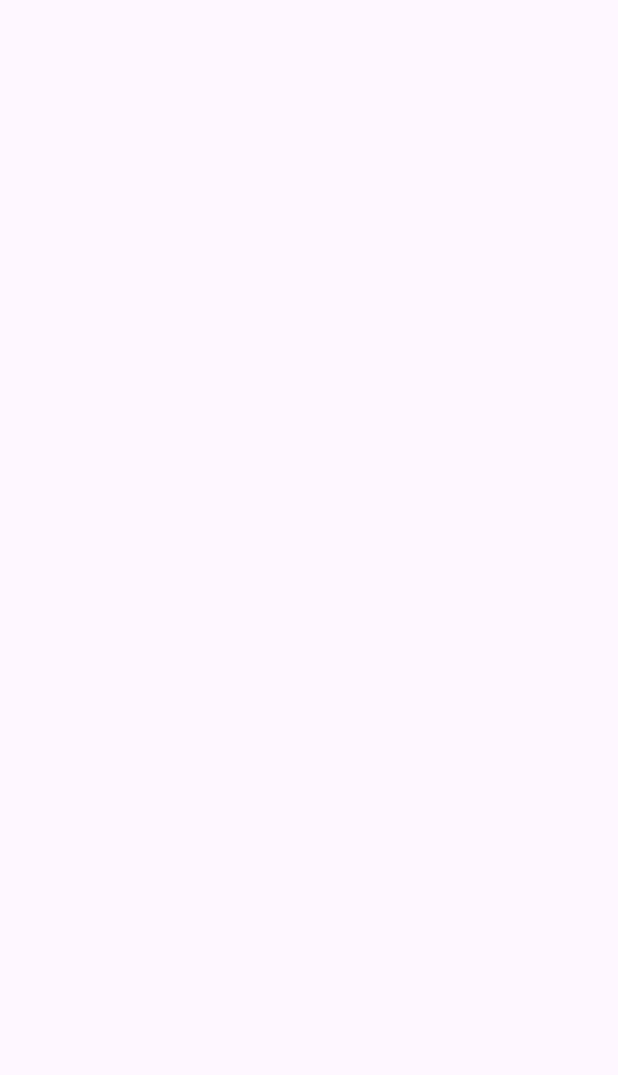
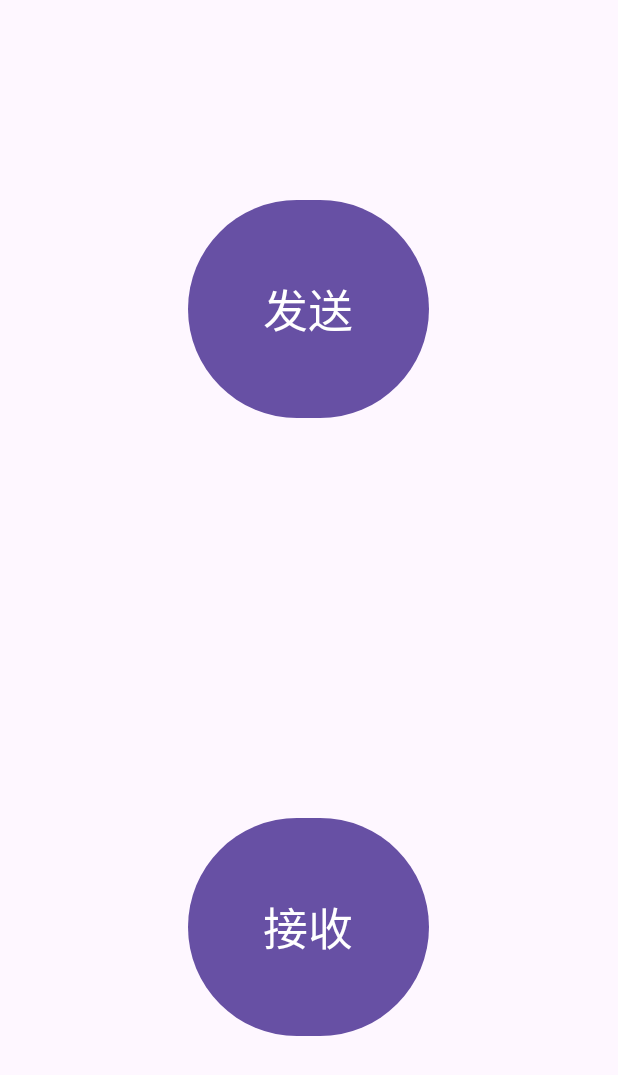
Before and after one commit to bczhc/QrCodeTransfer, an Android app: the screen it shows after launch (MainActivity), on a phone screen of 412 x 824 dp. Before the commit the part shown is empty. Shown: the top 1075 px of the screen. Run offline under Robolectric (Android 15) with nearby library versions, the phone set to English and light mode, and no system bars.

Commit message:
"send" and "receive" buttons and activities

```diff
--- a/app/src/main/java/pers/zhc/android/qrcodetransfer/MainActivity.kt
+++ b/app/src/main/java/pers/zhc/android/qrcodetransfer/MainActivity.kt
@@ -1,14 +1,8 @@
 package pers.zhc.android.qrcodetransfer
 
+import android.content.Intent
 import android.os.Bundle
-import com.google.android.material.snackbar.Snackbar
 import androidx.appcompat.app.AppCompatActivity
-import androidx.navigation.findNavController
-import androidx.navigation.ui.AppBarConfiguration
-import androidx.navigation.ui.navigateUp
-import androidx.navigation.ui.setupActionBarWithNavController
-import android.view.Menu
-import android.view.MenuItem
 import pers.zhc.android.qrcodetransfer.databinding.ActivityMainBinding
 
 class MainActivity : AppCompatActivity() {
@@ -17,6 +11,11 @@ class MainActivity : AppCompatActivity() {
         val bindings = ActivityMainBinding.inflate(layoutInflater)
         setContentView(bindings.root)
 
-        bindings
+        bindings.sendBtn.setOnClickListener {
+            startActivity(Intent(this, SendActivity::class.java))
+        }
+        bindings.receiveBtn.setOnClickListener {
+            startActivity(Intent(this, ReceiveActivity::class.java))
+        }
     }
 }
--- a/app/src/main/res/layout/activity_main.xml
+++ b/app/src/main/res/layout/activity_main.xml
@@ -4,5 +4,36 @@
     android:layout_width="match_parent"
     android:layout_height="match_parent"
     android:fitsSystemWindows="true"
+    android:orientation="vertical"
     tools:context=".MainActivity">
+
+    <RelativeLayout
+        android:layout_width="match_parent"
+        android:layout_height="0dp"
+        android:layout_weight="1"
+        android:gravity="center">
+
+        <com.google.android.material.button.MaterialButton
+            android:id="@+id/send_btn"
+            android:layout_width="wrap_content"
+            android:layout_height="wrap_content"
+            android:padding="50dp"
+            android:text="发送"
+            android:textSize="30sp" />
+    </RelativeLayout>
+
+    <RelativeLayout
+        android:layout_width="match_parent"
+        android:layout_height="0dp"
+        android:layout_weight="1"
+        android:gravity="center">
+
+        <com.google.android.material.button.MaterialButton
+            android:id="@+id/receive_btn"
+            android:layout_width="wrap_content"
+            android:layout_height="wrap_content"
+            android:padding="50dp"
+            android:text="接收"
+            android:textSize="30sp" />
+    </RelativeLayout>
 </LinearLayout>
--- a/app/src/main/res/values/themes.xml
+++ b/app/src/main/res/values/themes.xml
@@ -1,9 +1,10 @@
 <resources xmlns:tools="http://schemas.android.com/tools">
-    <!-- Base application theme. -->
-    <style name="Base.Theme.二维码传送" parent="Theme.Material3.DayNight.NoActionBar">
-        <!-- Customize your light theme here. -->
-        <!-- <item name="colorPrimary">@color/my_light_primary</item> -->
+    <style name="Base.Theme.App.NoActionBar" parent="Theme.Material3.DayNight.NoActionBar">
     </style>
 
-    <style name="Theme.二维码传送" parent="Base.Theme.二维码传送" />
+    <style name="Base.Theme.App" parent="Theme.Material3.DayNight">
+    </style>
+
+    <style name="Theme.App.NoActionBar" parent="Base.Theme.App.NoActionBar" />
+    <style name="Theme.App" parent="Base.Theme.App" />
 </resources>
```
Also changed, not shown: app/build.gradle.kts (+4 -4 lines), app/src/main/AndroidManifest.xml (+22 -2 lines), app/src/main/java/pers/zhc/android/qrcodetransfer/ReceiveActivity.kt (added, +10 -0 lines), app/src/main/java/pers/zhc/android/qrcodetransfer/SendActivity.kt (added, +10 -0 lines).
